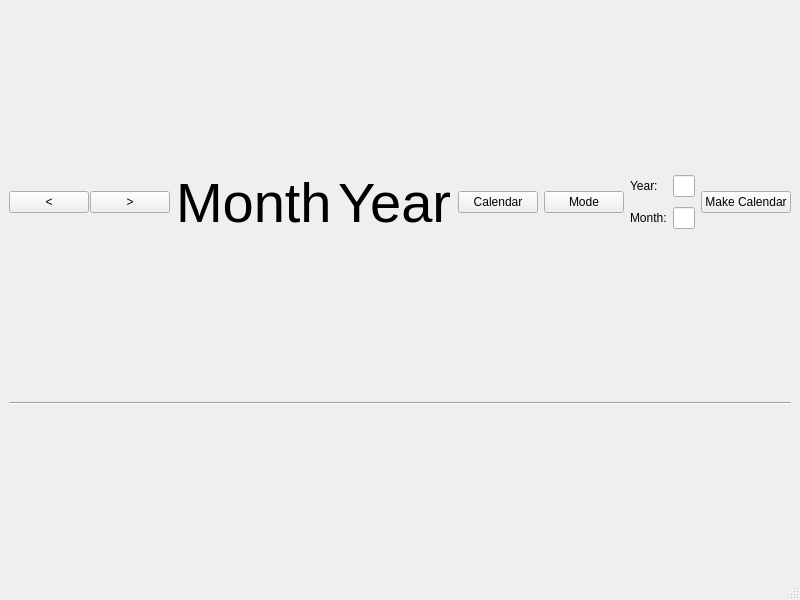
First picture: the form in ui/mainwindow.ui, repository mietteinen/calendarium, before the edit.
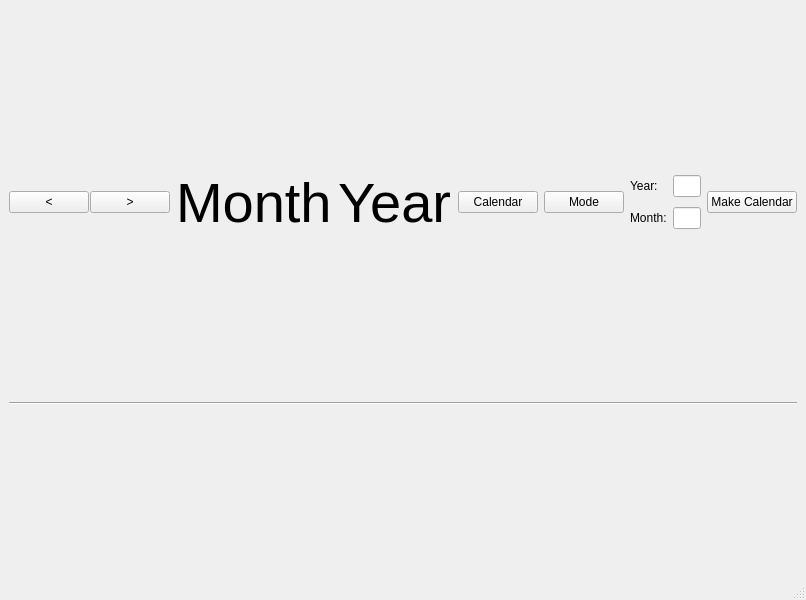
Second picture: the form after the edit.

Commit message: Fixed crashing problems on Windows and added styling options to the mini calendar.

The edit to the form file:
```diff
--- a/ui/mainwindow.ui
+++ b/ui/mainwindow.ui
@@ -6,7 +6,7 @@
    <rect>
     <x>0</x>
     <y>0</y>
-    <width>800</width>
+    <width>806</width>
     <height>600</height>
    </rect>
   </property>
```
Left out of the diff: 6 changed lines with no effect on the pictures. The commit also changes 4 other files.
